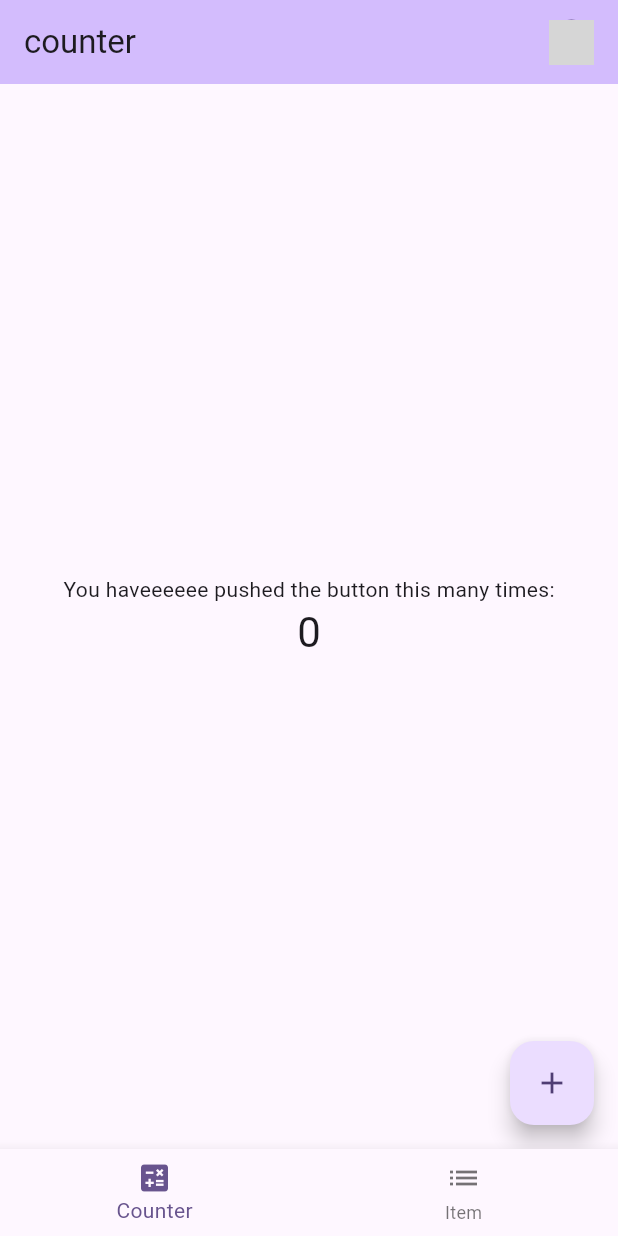
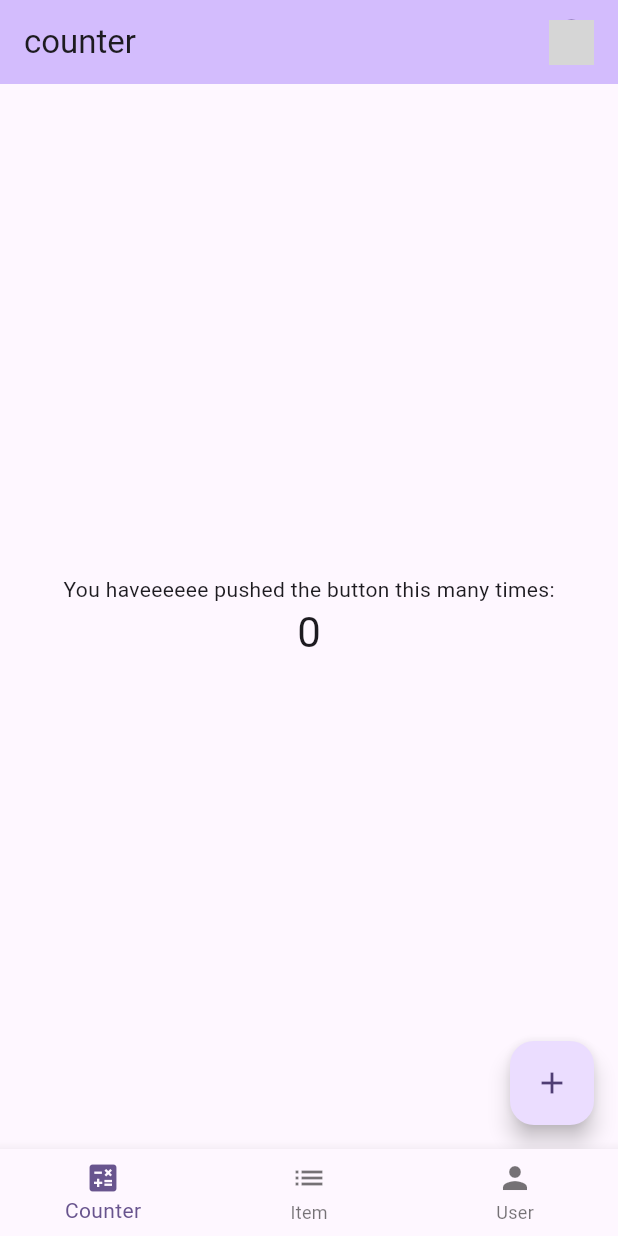
Before and after one commit to dai10512/sample_state_managements, a Flutter app: the screen it shows after launch, on a phone screen of 412 x 824 dp. Run offline on Flutter 3.47's test engine with Material 3 defaults, Android fonts, the phone set to English and light mode, and no system bars; our stand-ins replace flutter_riverpod, freezed_annotation; network calls fail; grey boxes are pictures that could not be loaded.

Commit message:
create user screen

```diff
--- a/lib/screen/bottom_nav_screen.dart
+++ b/lib/screen/bottom_nav_screen.dart
@@ -1,20 +1,17 @@
 import 'package:flutter/material.dart';
-import 'package:flutter_riverpod/flutter_riverpod.dart';
 import 'package:sample_state_managements/screen/home_screen.dart';
 import 'package:sample_state_managements/screen/item_screen.dart';
-import 'package:sample_state_managements/service/user_service.dart';
+import 'package:sample_state_managements/screen/user_screen.dart';
 
-class BottomNavScreen extends ConsumerStatefulWidget {
+class BottomNavScreen extends StatefulWidget {
   const BottomNavScreen({super.key});
 
   @override
-  ConsumerState<BottomNavScreen> createState() => _BottomNavScreenState();
+  State<BottomNavScreen> createState() => _BottomNavScreenState();
 }
 
-class _BottomNavScreenState extends ConsumerState<BottomNavScreen> {
+class _BottomNavScreenState extends State<BottomNavScreen> {
   int index = 0;
-
-
 
   @override
   Widget build(BuildContext context) {
@@ -22,8 +19,10 @@ class _BottomNavScreenState extends ConsumerState<BottomNavScreen> {
       body: [
         const CounterScreen(),
         const ItemScreen(),
+        const UserScreen(),
       ][index],
       bottomNavigationBar: BottomNavigationBar(
+        currentIndex: index,
         onTap: (value) {
           setState(() {
             index = value;
@@ -38,6 +37,10 @@ class _BottomNavScreenState extends ConsumerState<BottomNavScreen> {
             icon: Icon(Icons.list),
             label: 'Item',
           ),
+          BottomNavigationBarItem(
+            icon: Icon(Icons.person),
+            label: 'User',
+          ),
         ],
       ),
     );
--- a/lib/screen/home_screen.dart
+++ b/lib/screen/home_screen.dart
@@ -23,6 +23,10 @@ class _CounterScreenState extends ConsumerState<CounterScreen> {
     });
   }
 
+  @override
+  void initState() {
+    super.initState();
+  }
 
   @override
   Widget build(BuildContext context) {
@@ -32,7 +36,8 @@ class _CounterScreenState extends ConsumerState<CounterScreen> {
         backgroundColor: Theme.of(context).colorScheme.inversePrimary,
         title: const Text('counter'),
         actions: [
-          Container(
+          GestureDetector(
+            child: Container(
               height: 30,
               width: 30,
               margin: const EdgeInsets.only(right: 16),
@@ -47,6 +52,10 @@ class _CounterScreenState extends ConsumerState<CounterScreen> {
                   onError: (exception, stackTrace) {},
                 ),
               ),
+            ),
+            onTap: () {
+              ref.read(userServiceProvider.notifier).login();
+            },
           )
         ],
       ),
--- a/lib/service/user_service.dart
+++ b/lib/service/user_service.dart
@@ -6,7 +6,9 @@ final userServiceProvider =
 
 class UserService extends Notifier<User?> {
   @override
-  User? build() => null;
+  User? build() {
+    return null;
+  }
 
   Future<void> login() async {
     state = const User(
```
Also changed, not shown: lib/screen/item_screen.dart (+7 -3 lines), lib/screen/user_screen.dart (added, +85 -0 lines), 1 other file. Lines whose indentation alone changed are shown as unchanged.
